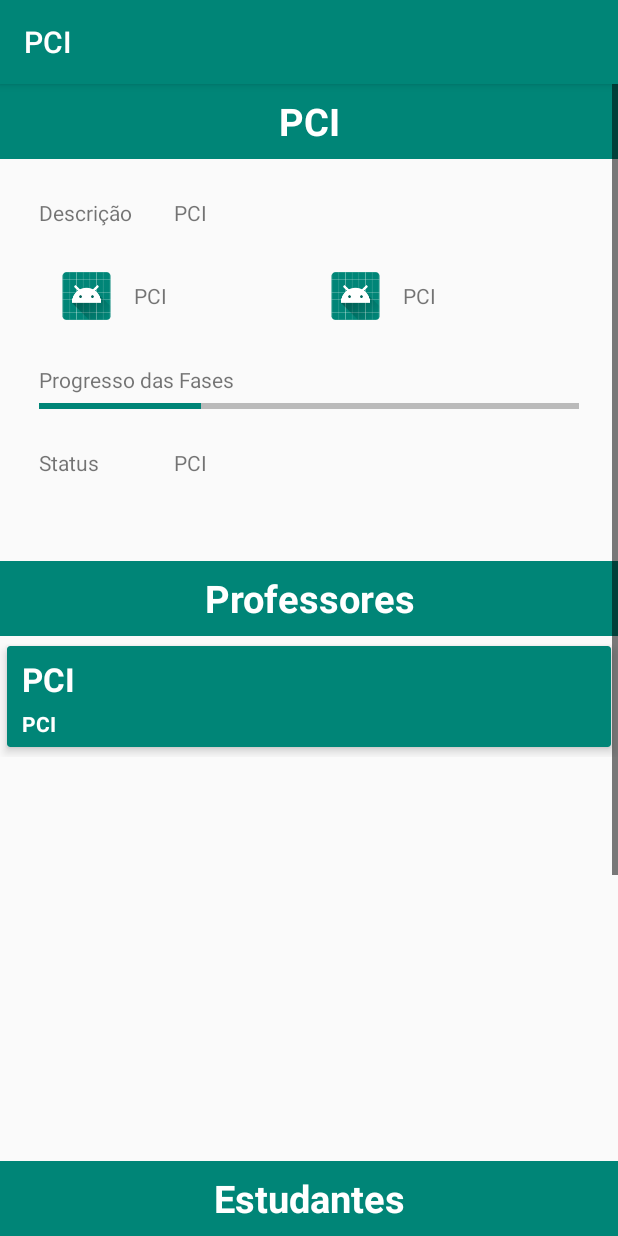
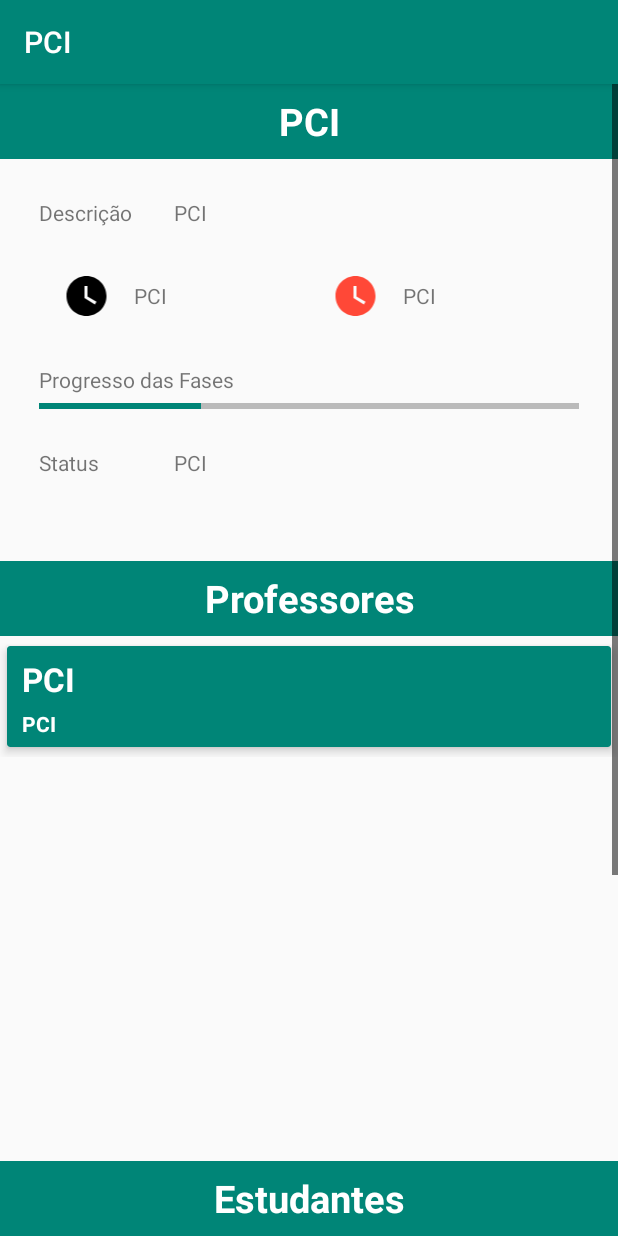
Before and after one commit to GabrielCR99/PCI, an Android app: the ProjectActivity screen opened directly, with no data from a screen before it, on a phone screen of 412 x 824 dp. Run offline under Robolectric (Android 15) with nearby library versions, the phone set to English and light mode, and no system bars; our stand-ins replace ButterKnife, Firebase (no records; nobody signed in at launch, a user with empty details on screens opened directly); 11 statements that could not run were skipped.

Commit message:
Project Layout Fixing

```diff
--- /dev/null
+++ b/app/src/main/res/drawable/ic_watch_later_black_24dp.xml
@@ -0,0 +1,9 @@
+<vector xmlns:android="http://schemas.android.com/apk/res/android"
+        android:width="24dp"
+        android:height="24dp"
+        android:viewportWidth="24.0"
+        android:viewportHeight="24.0">
+    <path
+        android:fillColor="#FF000000"
+        android:pathData="M12,2C6.5,2 2,6.5 2,12s4.5,10 10,10 10,-4.5 10,-10S17.5,2 12,2zM16.2,16.2L11,13L11,7h1.5v5.2l4.5,2.7 -0.8,1.3z"/>
+</vector>
--- /dev/null
+++ b/app/src/main/res/drawable/ic_watch_later_red_24dp.xml
@@ -0,0 +1,5 @@
+<vector android:height="24dp" android:tint="#FF4837"
+    android:viewportHeight="24.0" android:viewportWidth="24.0"
+    android:width="24dp" xmlns:android="http://schemas.android.com/apk/res/android">
+    <path android:fillColor="#FF000000" android:pathData="M12,2C6.5,2 2,6.5 2,12s4.5,10 10,10 10,-4.5 10,-10S17.5,2 12,2zM16.2,16.2L11,13L11,7h1.5v5.2l4.5,2.7 -0.8,1.3z"/>
+</vector>
--- a/app/src/main/res/layout/activity_project.xml
+++ b/app/src/main/res/layout/activity_project.xml
@@ -74,7 +74,7 @@
                     <ImageView
                         android:layout_width="32dp"
                         android:layout_height="32dp"
-                        android:src="@mipmap/ic_launcher_round"
+                        android:src="@drawable/ic_watch_later_black_24dp"
                         android:layout_weight="0.1"/>
 
                     <TextView
@@ -87,7 +87,7 @@
                     <ImageView
                         android:layout_width="32dp"
                         android:layout_height="32dp"
-                        android:src="@mipmap/ic_launcher_round"
+                        android:src="@drawable/ic_watch_later_red_24dp"
                         android:layout_weight="0.1"/>
 
                     <TextView
```
Also changed, not shown: app/src/main/java/com/studio/pci/activities/ProjectActivity.java (line endings or trailing spaces).
